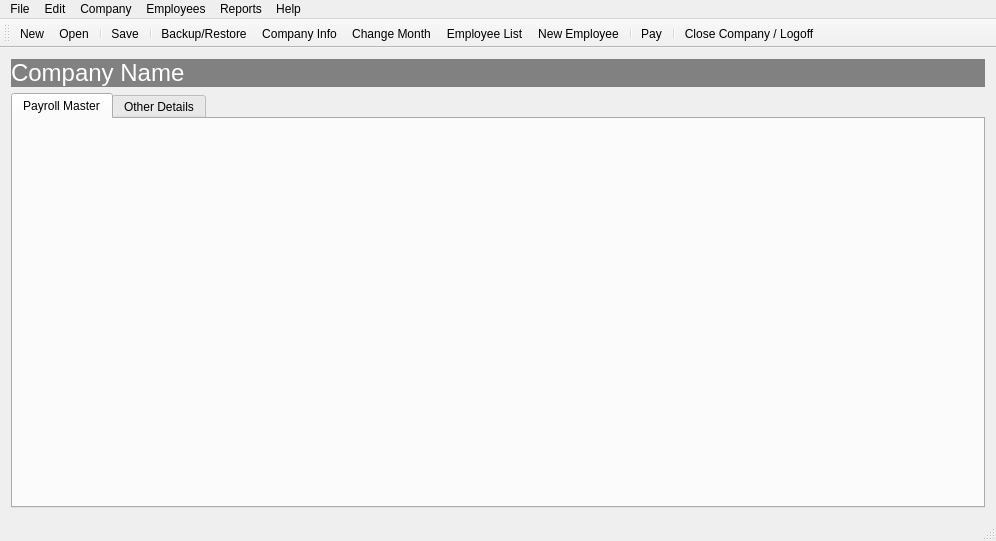
This is payroll/payrollmainwindow.ui in jayjay-w/payroll as Qt 5 draws it before an edit. The edited form follows.
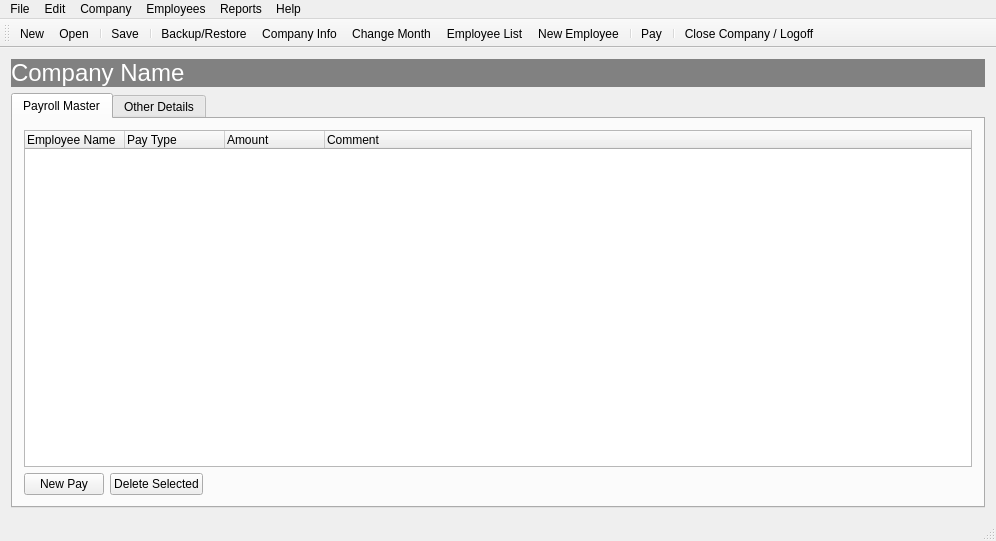
This is the edited form. Icons and pictures are not drawn.

Commit message: Improving employee management

```diff
--- a/payroll/payrollmainwindow.ui
+++ b/payroll/payrollmainwindow.ui
@@ -44,6 +44,63 @@
        <attribute name="title">
         <string>Payroll Master</string>
        </attribute>
+       <layout class="QVBoxLayout" name="verticalLayout_2">
+        <item>
+         <widget class="QTreeWidget" name="treeWidget">
+          <column>
+           <property name="text">
+            <string>Employee Name</string>
+           </property>
+          </column>
+          <column>
+           <property name="text">
+            <string>Pay Type</string>
+           </property>
+          </column>
+          <column>
+           <property name="text">
+            <string>Amount</string>
+           </property>
+          </column>
+          <column>
+           <property name="text">
+            <string>Comment</string>
+           </property>
+          </column>
+         </widget>
+        </item>
+        <item>
+         <layout class="QHBoxLayout" name="horizontalLayout">
+          <item>
+           <widget class="QPushButton" name="pushButton">
+            <property name="text">
+             <string>New Pay</string>
+            </property>
+           </widget>
+          </item>
+          <item>
+           <widget class="QPushButton" name="pushButton_2">
+            <property name="text">
+             <string>Delete Selected</string>
+            </property>
+           </widget>
+          </item>
+          <item>
+           <spacer name="horizontalSpacer">
+            <property name="orientation">
+             <enum>Qt::Horizontal</enum>
+            </property>
+            <property name="sizeHint" stdset="0">
+             <size>
+              <width>40</width>
+              <height>20</height>
+             </size>
+            </property>
+           </spacer>
+          </item>
+         </layout>
+        </item>
+       </layout>
       </widget>
       <widget class="QWidget" name="tab_2">
        <attribute name="title">
```
The commit also changes 11 other files.
